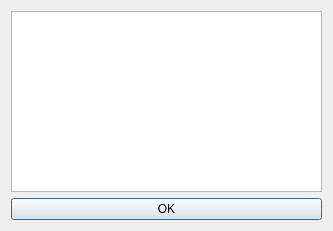
First picture: the form in getwkt3_dialog_base.ui, repository skeenp/QGIS3-getWKT, before the edit.
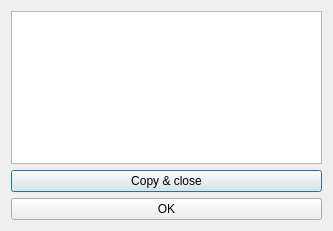
Second picture: the form after the edit. Icons and pictures are not drawn.

Commit message: Add Copy button to quickly copy the WKT

What changed in the file:
```diff
--- a/getwkt3_dialog_base.ui
+++ b/getwkt3_dialog_base.ui
@@ -27,6 +27,13 @@
        </property>
       </widget>
      </item>
+     <item>
+      <widget class="QPushButton" name="copyButton">
+       <property name="text">
+        <string>Copy &amp;&amp; close</string>
+       </property>
+      </widget>
+     </item>
      <item>
       <widget class="QPushButton" name="pushButton">
        <property name="text">
```
The commit also changes 1 other file.
